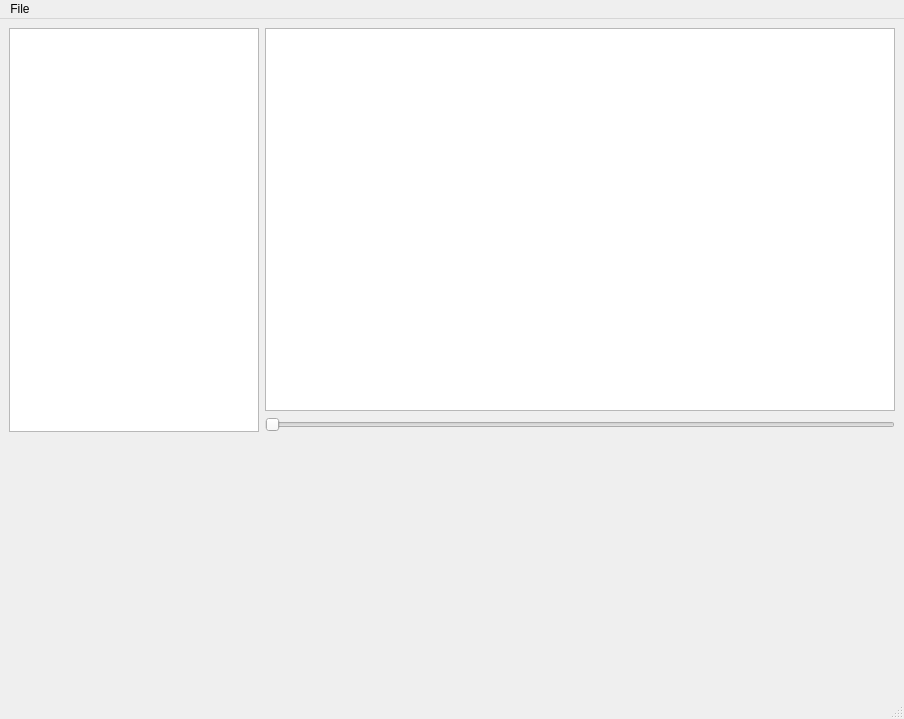
marso329/VideoEditor, file ui/mainwindow.ui: the form before one commit.
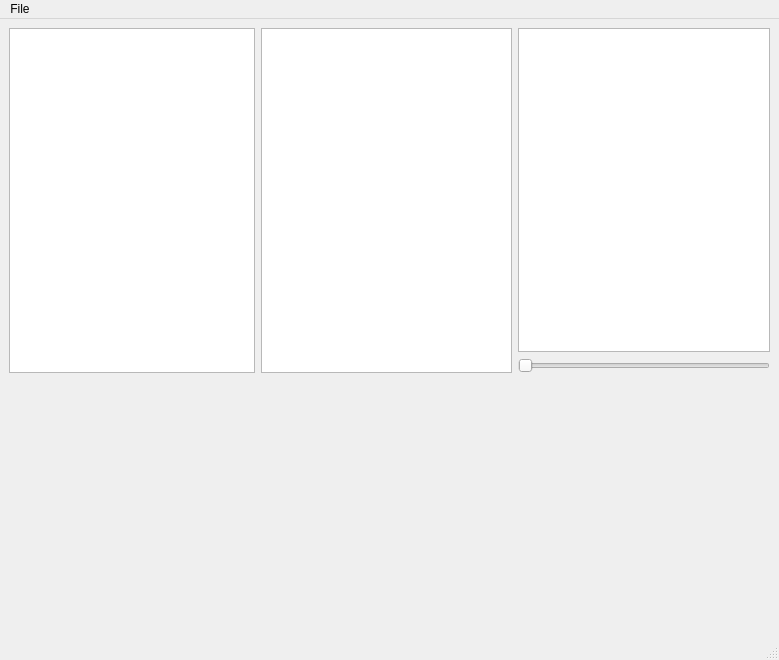
The form after the commit. Custom widgets are drawn as their Qt base class.

What changed in the file:
```diff
--- a/ui/mainwindow.ui
+++ b/ui/mainwindow.ui
@@ -6,8 +6,8 @@
    <rect>
     <x>0</x>
     <y>0</y>
-    <width>904</width>
-    <height>719</height>
+    <width>779</width>
+    <height>660</height>
    </rect>
   </property>
   <property name="acceptDrops">
@@ -20,10 +20,10 @@
    <property name="acceptDrops">
     <bool>false</bool>
    </property>
-   <layout class="QGridLayout" name="gridLayout_2">
+   <layout class="QGridLayout" name="gridLayout">
     <item row="0" column="0">
-     <layout class="QGridLayout" name="gridLayout">
-      <item row="0" column="0">
+     <layout class="QVBoxLayout" name="verticalLayout_2">
+      <item>
        <layout class="QHBoxLayout" name="horizontalLayout">
         <item>
          <widget class="ListWidget" name="listWidget">
@@ -44,6 +44,9 @@
           </property>
          </widget>
         </item>
+        <item>
+         <widget class="QTableView" name="tableView"/>
+        </item>
         <item>
          <layout class="QVBoxLayout" name="verticalLayout">
           <item>
@@ -64,7 +67,7 @@
         </item>
        </layout>
       </item>
-      <item row="1" column="0">
+      <item>
        <widget class="pythonConsoleMain" name="widget" native="true">
         <property name="sizePolicy">
          <sizepolicy hsizetype="Preferred" vsizetype="Minimum">
@@ -89,7 +92,7 @@
     <rect>
      <x>0</x>
      <y>0</y>
-     <width>904</width>
+     <width>779</width>
      <height>25</height>
     </rect>
    </property>
```
